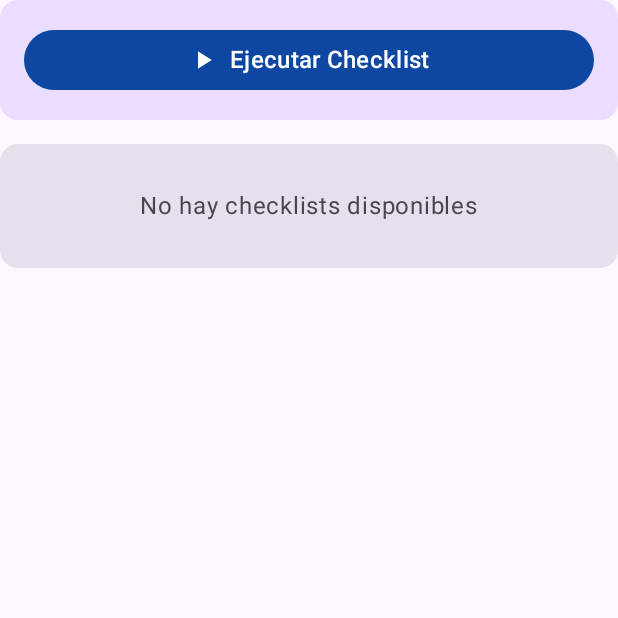
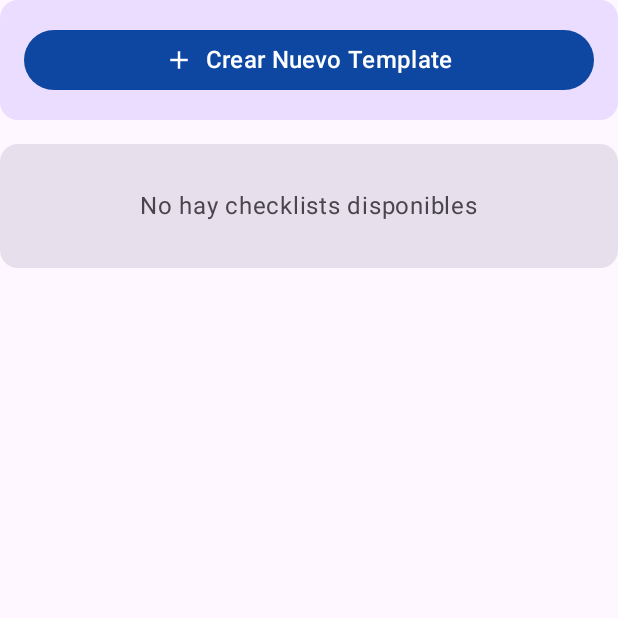
Before and after one commit to Yepas-Desarrollos/app_android, an Android app built with Jetpack Compose: the composable TemplatesTab called with empty values, on a phone screen of 412 x 824 dp, the top half of it. Run offline under Robolectric (Android 15) with nearby library versions, the phone set to English and light mode, and no system bars.

Commit message:
mejorar encabezado + textos en admin screen

```diff
--- a/app/src/main/java/mx/checklist/ui/screens/TemplatesAdminScreen.kt
+++ b/app/src/main/java/mx/checklist/ui/screens/TemplatesAdminScreen.kt
@@ -9,6 +9,7 @@ import androidx.compose.material.icons.filled.Edit
 import androidx.compose.material.icons.filled.Settings
 import androidx.compose.material.icons.filled.Visibility
 import androidx.compose.material.icons.filled.PlayArrow
+import androidx.compose.material.icons.filled.Add
 import androidx.compose.material3.*
 import androidx.compose.runtime.*
 import androidx.compose.ui.Alignment
@@ -172,12 +173,12 @@ private fun TemplatesTab(
                 )
             ) {
                 Icon(
-                    Icons.Default.PlayArrow,
-                    contentDescription = "Ejecutar Checklist",
+                    Icons.Default.Add,
+                    contentDescription = "Crear Nuevo Template",
                     modifier = Modifier.size(20.dp)
                 )
                 Spacer(modifier = Modifier.width(8.dp))
-                Text("Ejecutar Checklist", style = MaterialTheme.typography.titleMedium)
+                Text("Crear Nuevo Template", style = MaterialTheme.typography.titleMedium)
             }
         }
 
```
Also changed, not shown: app/src/main/java/mx/checklist/ui/screens/ItemsScreen.kt (+15 -8 lines).
